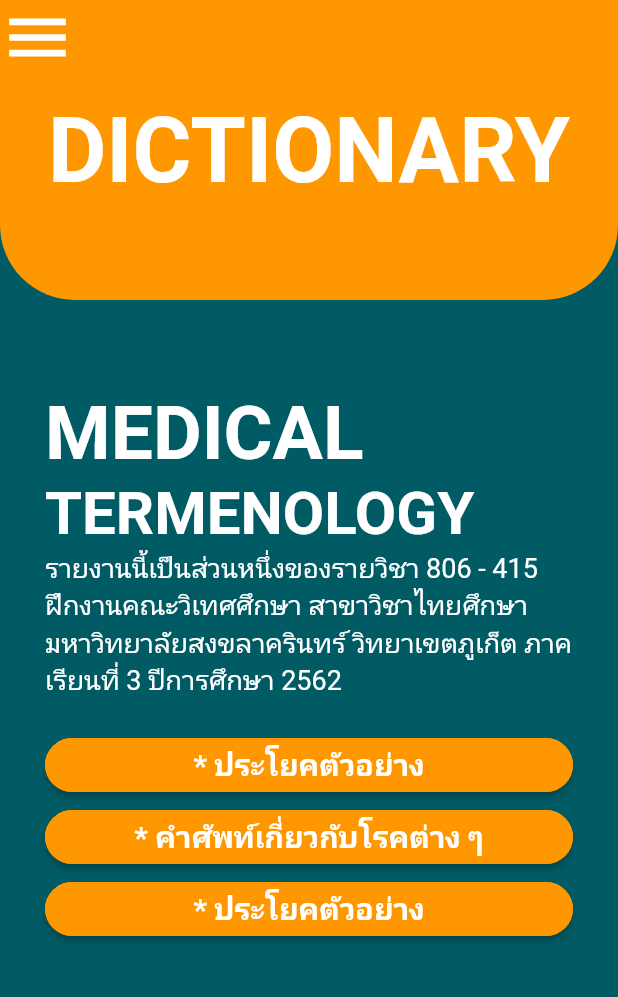
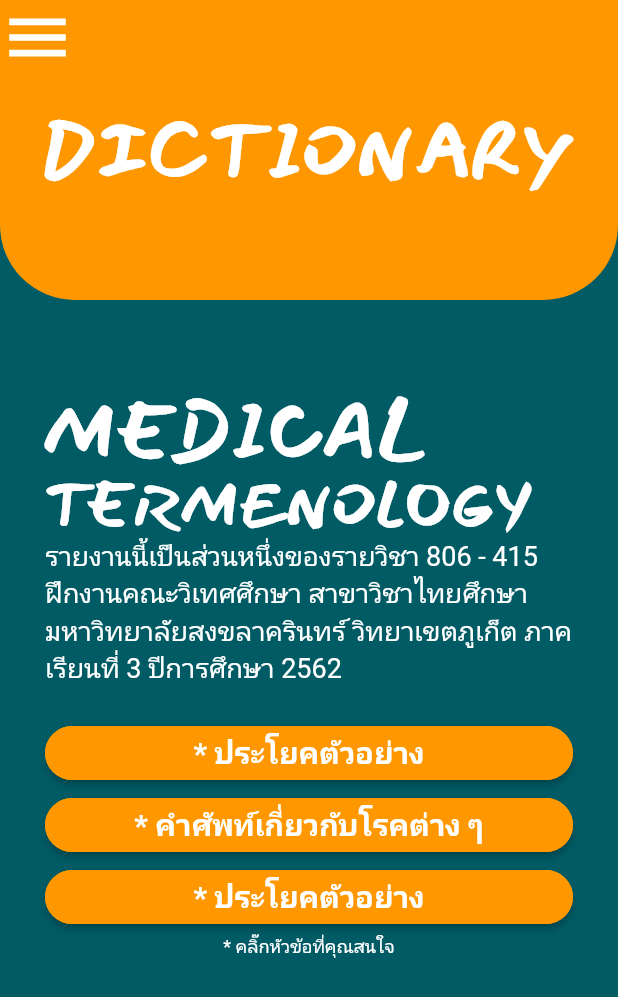
Before and after one commit to FrameTee29/Medical-Dictionary, a Flutter app: the screen it shows after launch, on a phone screen of 412 x 824 dp. Shown: the top 997 px of the screen. Run offline on Flutter 3.47's test engine with Material 2 defaults, Android fonts, the phone set to English and light mode, and no system bars.

Commit message:
add font fontFamily: 'Mansalva',

```diff
--- a/lib/screens/home.dart
+++ b/lib/screens/home.dart
@@ -32,8 +32,9 @@ class _HomeState extends State<Home> {
               "DICTIONARY",
               style: TextStyle(
                 color: Colors.white,
-                fontSize: 60,
+                fontSize: 50,
                 fontWeight: FontWeight.bold,
+                fontFamily: 'Mansalva',
               ),
             ),
           )
@@ -86,9 +87,11 @@ class _HomeState extends State<Home> {
               Text(
                 "MEDICAL",
                 style: TextStyle(
-                    color: Colors.white,
-                    fontSize: 50,
-                    fontWeight: FontWeight.bold),
+                  color: Colors.white,
+                  fontSize: 50,
+                  fontWeight: FontWeight.bold,
+                  fontFamily: 'Mansalva',
+                ),
               )
             ],
           ),
@@ -97,9 +100,11 @@ class _HomeState extends State<Home> {
               Text(
                 'TERMENOLOGY',
                 style: TextStyle(
-                    color: Colors.white,
-                    fontSize: 40,
-                    fontWeight: FontWeight.bold),
+                  color: Colors.white,
+                  fontSize: 40,
+                  fontWeight: FontWeight.bold,
+                  fontFamily: 'Mansalva',
+                ),
               )
             ],
           ),
@@ -126,7 +131,8 @@ class _HomeState extends State<Home> {
               ],
             ),
           ),
-          Text("")
+          Text(" * คลิ๊กหัวข้อที่คุณสนใจ ",
+              style: TextStyle(fontSize: 12, color: Colors.white))
         ],
       ),
     );
--- a/pubspec.yaml
+++ b/pubspec.yaml
@@ -56,6 +56,11 @@ flutter:
   # "family" key with the font family name, and a "fonts" key with a
   # list giving the asset and other descriptors for the font. For
   # example:
+
+  fonts:
+    - family: Mansalva
+      fonts:
+        - asset: fonts/Mansalva-Regular.ttf
   # fonts:
   #   - family: Schyler
   #     fonts:
```
Also changed, not shown: fonts/Mansalva-Regular.ttf (added).
